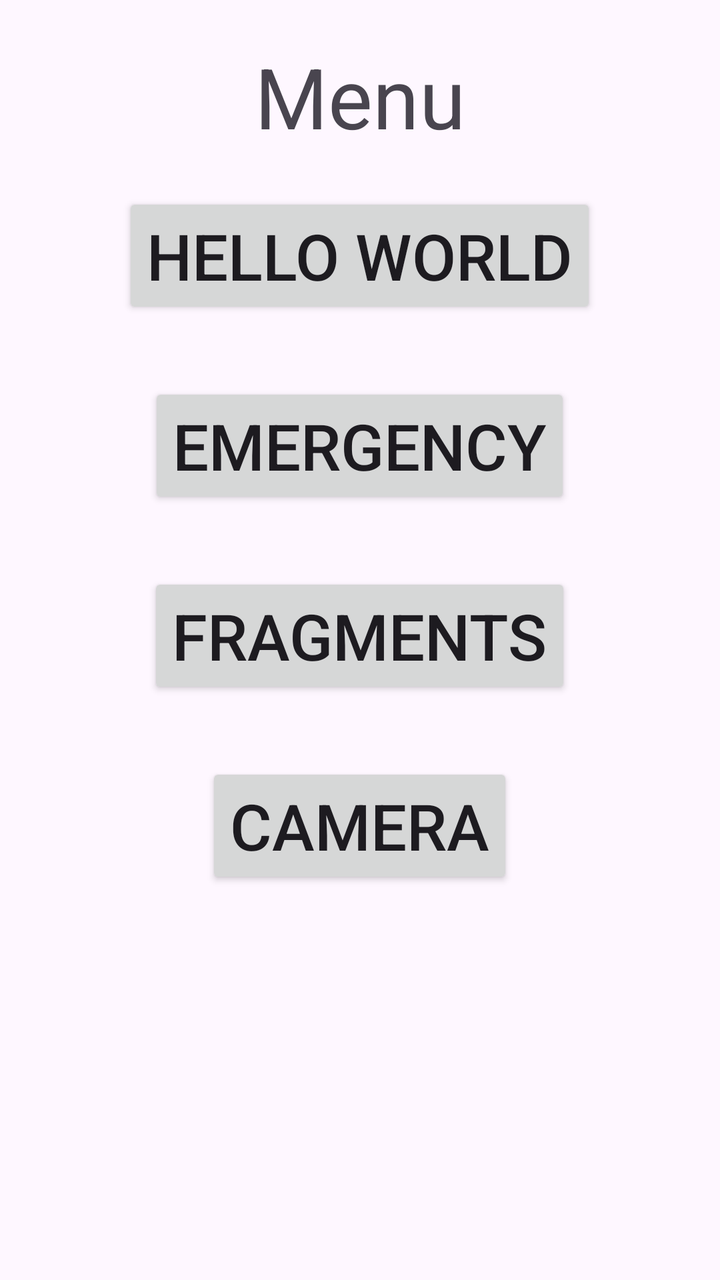
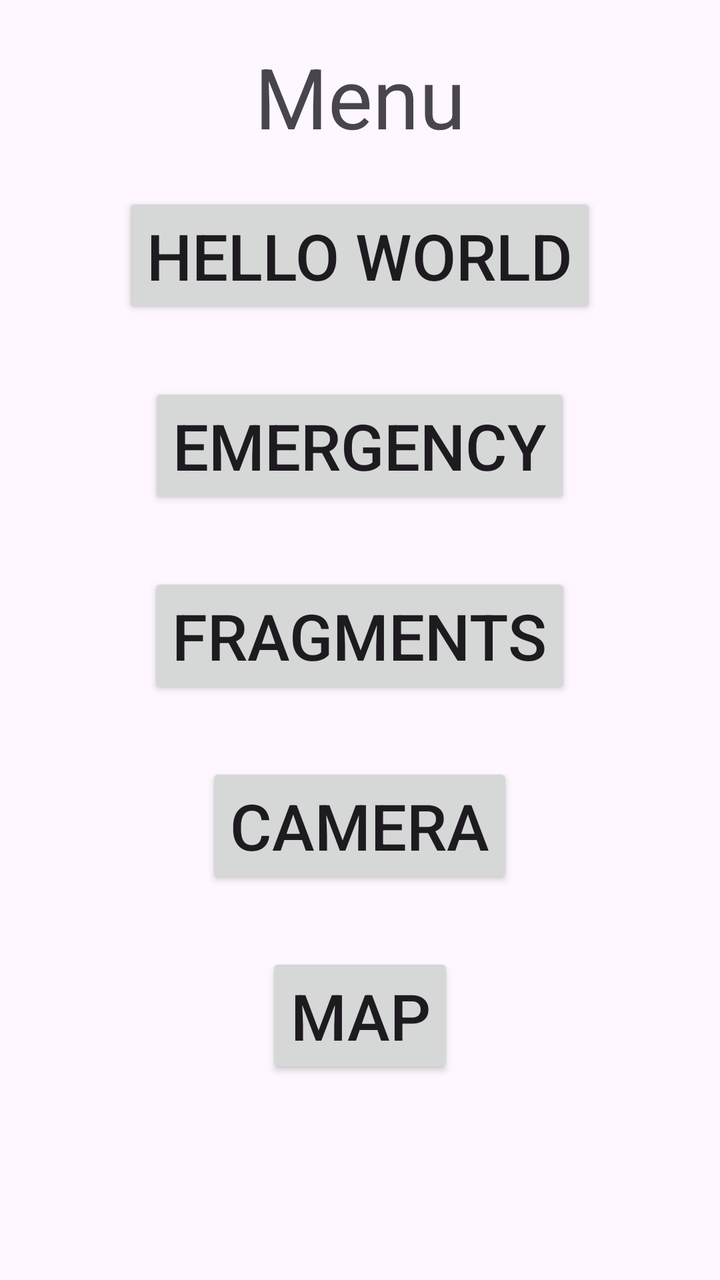

Two renders of the same Android screen: before a commit and after it. Below are the layout's source before the change and the commit's diff.
<!-- AndroidManifest.xml: application theme Theme.AndroidWorkshop -->
<!-- res/layout/activity_menu.xml -->
<?xml version="1.0" encoding="utf-8"?>
<LinearLayout xmlns:android="http://schemas.android.com/apk/res/android"
    xmlns:app="http://schemas.android.com/apk/res-auto"
    xmlns:tools="http://schemas.android.com/tools"
    android:id="@+id/main"
    android:layout_width="match_parent"
    android:layout_height="match_parent"
    android:orientation="vertical"
    tools:context=".MenuActivity">

    <TextView
        android:id="@+id/textView"
        android:layout_width="match_parent"
        android:layout_height="wrap_content"
        android:textSize="42sp"
        android:gravity="center"
        android:layout_marginVertical="20dp"
        android:text="Menu" />

    <Button
        android:id="@+id/menubtn"
        android:layout_width="wrap_content"
        android:textSize="32sp"
        android:layout_height="wrap_content"
        android:text="Hello world"
        android:layout_gravity="center_horizontal"
        />

    <Button
        android:id="@+id/emergency"
        android:layout_width="wrap_content"
        android:textSize="32sp"
        android:layout_height="wrap_content"
        android:text="Emergency"
        android:layout_marginVertical="32dp"
        android:layout_gravity="center_horizontal"
        />

    <Button
        android:id="@+id/frag"
        android:layout_width="wrap_content"
        android:textSize="32sp"
        android:layout_height="wrap_content"
        android:text="Fragments"
        android:layout_gravity="center_horizontal"
        />

    <Button
        android:id="@+id/cam"
        android:layout_width="wrap_content"
        android:textSize="32sp"
        android:layout_height="wrap_content"
        android:text="Camera"
        android:layout_marginVertical="32dp"
        android:layout_gravity="center_horizontal"
        />

</LinearLayout>
<!-- resources referenced by this layout -->
<resources>
  <style name="Theme.AndroidWorkshop" parent="Base.Theme.AndroidWorkshop" />
  <style name="Base.Theme.AndroidWorkshop" parent="Theme.Material3.DayNight.NoActionBar">
          
          
      </style>
</resources>

<!-- the commit's change to res/layout/activity_menu.xml (unified diff, before → after) -->
@@ -55,4 +55,12 @@
         android:layout_gravity="center_horizontal"
         />
 
+    <Button
+        android:id="@+id/mapBtn"
+        android:layout_width="wrap_content"
+        android:textSize="32sp"
+        android:layout_height="wrap_content"
+        android:text="Map"
+        android:layout_gravity="center_horizontal"
+        />
 </LinearLayout>
